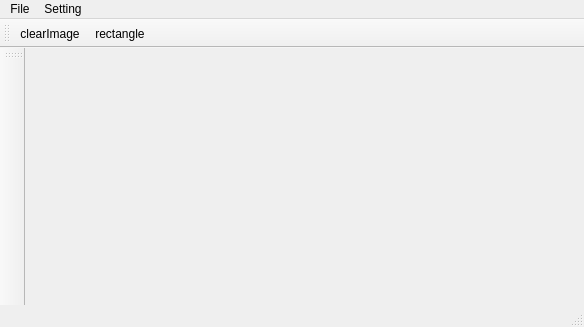
Adre13/Qt_simple_paint, file mainwindow.ui: the form before one commit.
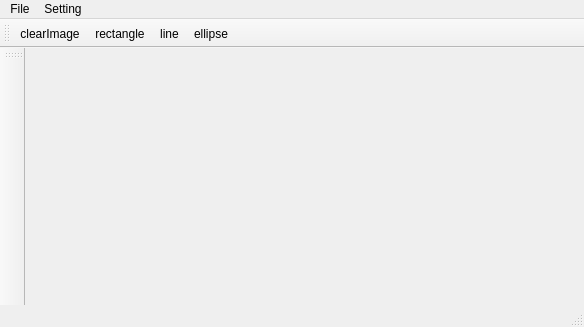
The form after the commit.

Commit message: Ellipse and line was added

```diff
--- a/mainwindow.ui
+++ b/mainwindow.ui
@@ -50,6 +50,8 @@
    </attribute>
    <addaction name="actionclearImage"/>
    <addaction name="actionrectangle"/>
+   <addaction name="actionline"/>
+   <addaction name="actionellipse"/>
   </widget>
   <widget class="QStatusBar" name="statusBar"/>
   <widget class="QToolBar" name="toolBar">
@@ -102,6 +104,22 @@
     <string>rectangle</string>
    </property>
   </action>
+  <action name="actionline">
+   <property name="checkable">
+    <bool>true</bool>
+   </property>
+   <property name="text">
+    <string>line</string>
+   </property>
+  </action>
+  <action name="actionellipse">
+   <property name="checkable">
+    <bool>true</bool>
+   </property>
+   <property name="text">
+    <string>ellipse</string>
+   </property>
+  </action>
  </widget>
  <layoutdefault spacing="6" margin="11"/>
  <resources/>
```
Left out of the diff: 2 changed lines with no effect on the pictures. The commit also changes 5 other files.
